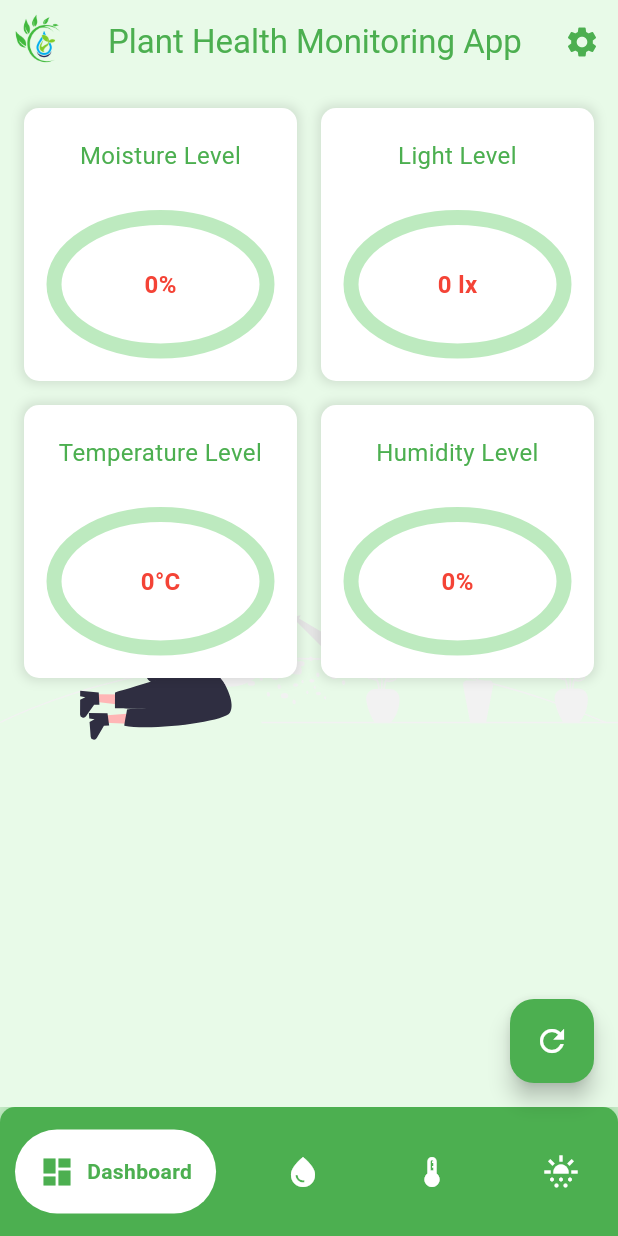
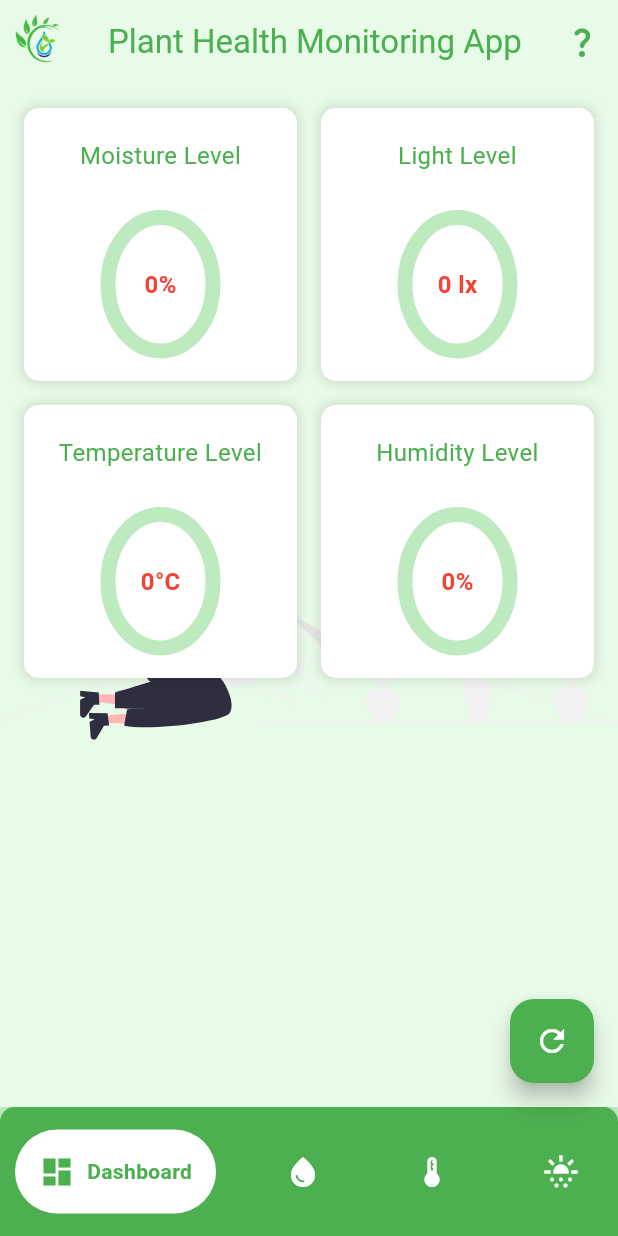
Before and after one commit to KiyoScript/PlantHealthMonitoring, a Flutter app: the screen it shows after launch, on a phone screen of 412 x 824 dp. Run offline on Flutter 3.47's test engine with Material 3 defaults, Android fonts, the phone set to English and light mode, and no system bars; drawn by our look-alikes of google_nav_bar; our stand-ins replace flutter_dotenv, flutter_svg_provider, supabase_flutter; accounts and stored records are empty.

Commit message:
Changed settings icon into question icon

```diff
--- a/lib/dashboard_page.dart
+++ b/lib/dashboard_page.dart
@@ -125,7 +125,7 @@ class _DashboardPageState extends State<DashboardPage> {
           const SizedBox(height: 30),
           Expanded(
             child: SizedBox(
-              width: 150,
+              width: 70,
               height: double.infinity,
               child: Stack(
                 fit: StackFit.expand,
--- a/lib/main.dart
+++ b/lib/main.dart
@@ -80,7 +80,7 @@ class MainAppState extends State<MainApp> {
               builder: (BuildContext context) {
                 return IconButton(
                   color: Colors.green,
-                  icon: const Icon(Icons.settings),
+                  icon: const Icon(Icons.question_mark_rounded),
                   onPressed: () {
                     Navigator.push(
                       context,
```
